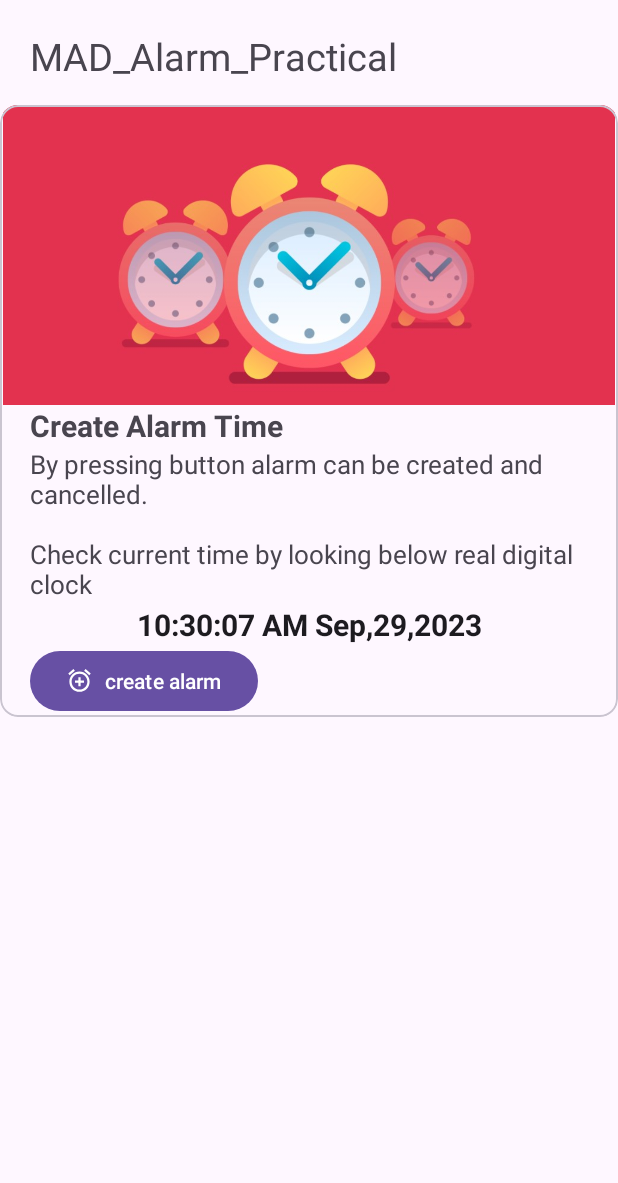
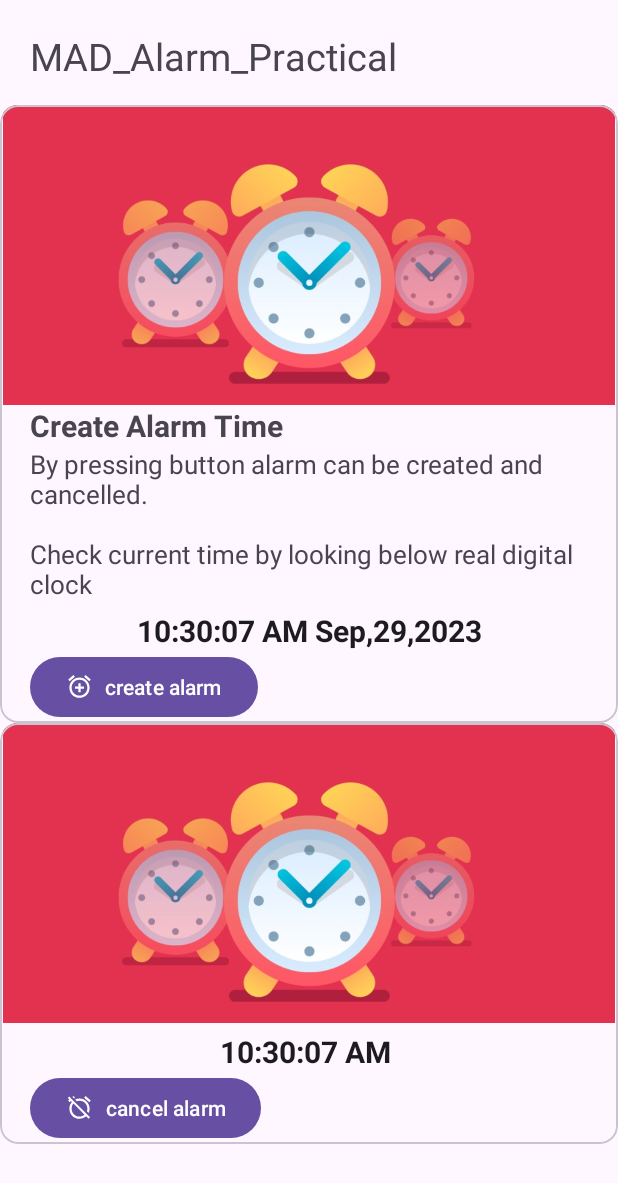
Before and after one commit to Rohan3429/MAD_Practical-8_21012011103, an Android app: the screen it shows after launch (MainActivity), on a phone screen of 412 x 824 dp. Shown: the top 1183 px of the screen. Run offline under Robolectric (Android 15) with nearby library versions, the phone set to English and light mode, and no system bars.

Commit message:
29/09/2023

```diff
--- /dev/null
+++ b/app/src/main/res/drawable/baseline_alarm_off_24.xml
@@ -0,0 +1,5 @@
+<vector android:height="24dp" android:tint="#000000"
+    android:viewportHeight="24" android:viewportWidth="24"
+    android:width="24dp" xmlns:android="http://schemas.android.com/apk/res/android">
+    <path android:fillColor="@android:color/white" android:pathData="M12,6c3.87,0 7,3.13 7,7 0,0.84 -0.16,1.65 -0.43,2.4l1.52,1.52c0.58,-1.19 0.91,-2.51 0.91,-3.92 0,-4.97 -4.03,-9 -9,-9 -1.41,0 -2.73,0.33 -3.92,0.91L9.6,6.43C10.35,6.16 11.16,6 12,6zM22,5.72l-4.6,-3.86 -1.29,1.53 4.6,3.86L22,5.72zM2.92,2.29L1.65,3.57 2.98,4.9l-1.11,0.93 1.42,1.42 1.11,-0.94 0.8,0.8C3.83,8.69 3,10.75 3,13c0,4.97 4.02,9 9,9 2.25,0 4.31,-0.83 5.89,-2.2l2.2,2.2 1.27,-1.27L3.89,3.27l-0.97,-0.98zM16.47,18.39C15.26,19.39 13.7,20 12,20c-3.87,0 -7,-3.13 -7,-7 0,-1.7 0.61,-3.26 1.61,-4.47l9.86,9.86zM8.02,3.28L6.6,1.86l-0.86,0.71 1.42,1.42 0.86,-0.71z"/>
+</vector>
--- a/app/src/main/res/layout/activity_main.xml
+++ b/app/src/main/res/layout/activity_main.xml
@@ -6,6 +6,16 @@
     android:layout_height="match_parent"
     tools:context=".MainActivity">
 
+
+
+   <androidx.core.widget.NestedScrollView
+       android:layout_width="match_parent"
+       android:layout_height="match_parent"
+       android:scrollbarAlwaysDrawVerticalTrack="true">
+
+       <androidx.constraintlayout.widget.ConstraintLayout
+           android:layout_width="match_parent"
+           android:layout_height="wrap_content">
            <TextView
                android:id="@+id/textView"
                android:layout_width="match_parent"
@@ -18,17 +28,14 @@
                app:layout_constraintStart_toStartOf="parent"
                app:layout_constraintTop_toTopOf="parent" />
 
-   <androidx.core.widget.NestedScrollView
+           <com.google.android.material.card.MaterialCardView
+               android:id="@id/materialcard1"
                android:layout_width="match_parent"
-       android:layout_height="match_parent"
-       android:scrollbarAlwaysDrawVerticalTrack="true">
+               android:layout_height="wrap_content"
+               android:elevation="20dp"
+               app:layout_constraintStart_toStartOf="parent"
+               app:layout_constraintTop_toBottomOf="@id/textView">
 
-
-       <com.google.android.material.card.MaterialCardView
-           android:layout_width="match_parent"
-           android:layout_height="500dp"
-           android:layout_marginTop="70dp"
-           android:elevation="20dp">
 
                <androidx.constraintlayout.widget.ConstraintLayout
                    android:layout_width="match_parent"
@@ -59,7 +66,7 @@
                    <TextView
                        android:id="@+id/textView3"
                        android:layout_width="match_parent"
-                   android:layout_height="100dp"
+                       android:layout_height="wrap_content"
                        android:layout_marginHorizontal="20dp"
                        android:text="By pressing button alarm can be created and cancelled.\n\nCheck current time by looking below real digital clock"
                        android:textSize="17dp"
@@ -72,12 +79,12 @@
                        android:id="@id/TextClock"
                        android:layout_width="match_parent"
                        android:layout_height="wrap_content"
+                       android:layout_marginHorizontal="20dp"
                        android:layout_marginTop="5dp"
+                       android:format12Hour="hh:mm:ss a MMM,dd,yyyy"
                        android:textAlignment="center"
+                       android:textSize="20dp"
                        android:textStyle="bold"
-                   android:textSize="20dp"
-                   android:layout_marginHorizontal="20dp"
-                   android:format12Hour="hh:mm:ss a MMM,dd,yyyy"
                        app:layout_constraintStart_toStartOf="parent"
                        app:layout_constraintTop_toBottomOf="@id/textView3">
 
@@ -86,9 +93,63 @@
                    <com.google.android.material.button.MaterialButton
                        android:layout_width="wrap_content"
                        android:layout_height="wrap_content"
+                       android:layout_marginHorizontal="20dp"
                        android:text="create alarm"
                        app:icon="@drawable/baseline_add_alarm_24"
+                       app:layout_constraintStart_toStartOf="parent"
+                       app:layout_constraintTop_toBottomOf="@id/TextClock">
+
+                   </com.google.android.material.button.MaterialButton>
+
+
+               </androidx.constraintlayout.widget.ConstraintLayout>
+
+           </com.google.android.material.card.MaterialCardView>
+           <com.google.android.material.card.MaterialCardView
+               android:layout_width="match_parent"
+               android:layout_height="wrap_content"
+               android:elevation="20dp"
+               app:layout_constraintStart_toStartOf="parent"
+               app:layout_constraintTop_toBottomOf="@id/materialcard1" >
+
+
+               <androidx.constraintlayout.widget.ConstraintLayout
+                   android:layout_width="match_parent"
+                   android:layout_height="wrap_content">
+
+                   <ImageView
+                       android:id="@+id/imageView1"
+                       android:layout_width="match_parent"
+                       android:layout_height="200dp"
+                       android:src="@drawable/clock"
+                       app:layout_constraintStart_toStartOf="parent"
+                       app:layout_constraintTop_toTopOf="parent">
+
+                   </ImageView>
+
+
+                   <TextClock
+                       android:id="@id/TextClock"
+                       android:layout_width="match_parent"
+                       android:layout_height="wrap_content"
                        android:layout_marginHorizontal="20dp"
+                       android:layout_marginTop="5dp"
+                       android:text="Set Alarm Time \n"
+                       android:format12Hour="hh:mm:ss a "
+                       android:textAlignment="center"
+                       android:textSize="20dp"
+                       android:textStyle="bold"
+                       app:layout_constraintStart_toStartOf="parent"
+                       app:layout_constraintTop_toBottomOf="@id/imageView1">
+
+                   </TextClock>
+
+                   <com.google.android.material.button.MaterialButton
+                       android:layout_width="wrap_content"
+                       android:layout_height="wrap_content"
+                       android:layout_marginHorizontal="20dp"
+                       android:text="cancel alarm"
+                       app:icon="@drawable/baseline_alarm_off_24"
                        app:layout_constraintStart_toStartOf="parent"
                        app:layout_constraintTop_toBottomOf="@id/TextClock">
 
@@ -99,6 +160,12 @@
 
            </com.google.android.material.card.MaterialCardView>
 
+
+       </androidx.constraintlayout.widget.ConstraintLayout>
+
+
+
+
    </androidx.core.widget.NestedScrollView>
 
 </androidx.constraintlayout.widget.ConstraintLayout>
--- a/app/src/main/res/values/ids.xml
+++ b/app/src/main/res/values/ids.xml
@@ -2,4 +2,5 @@
 <resources>
     <item name="textView2" type="id" />
     <item name="TextClock" type="id" />
+    <item name="materialcard1" type="id" />
 </resources>
```
Also changed, not shown: app/src/main/AndroidManifest.xml (+12 -1 lines), app/src/main/java/com/example/mad_practical_8_21012011103/AlarmBroadcastReceiver.kt (added, +25 -0 lines), app/src/main/java/com/example/mad_practical_8_21012011103/AlarmService.kt (added, +26 -0 lines), app/src/main/java/com/example/mad_practical_8_21012011103/MainActivity.kt (+17 -0 lines), 1 other file. Lines whose indentation alone changed are shown as unchanged.
